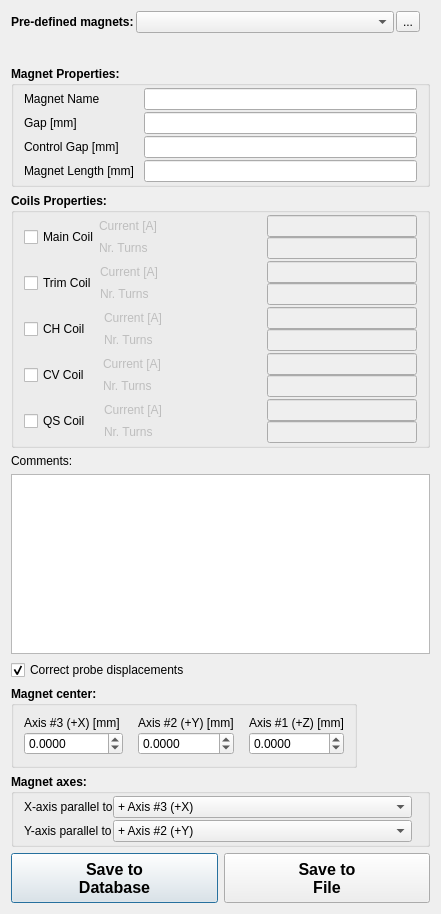
The window that hallbench/gui/ui/fieldmapdialog.ui (lnls-ima/hall-bench-control) describes before a commit, drawn with Qt 5.
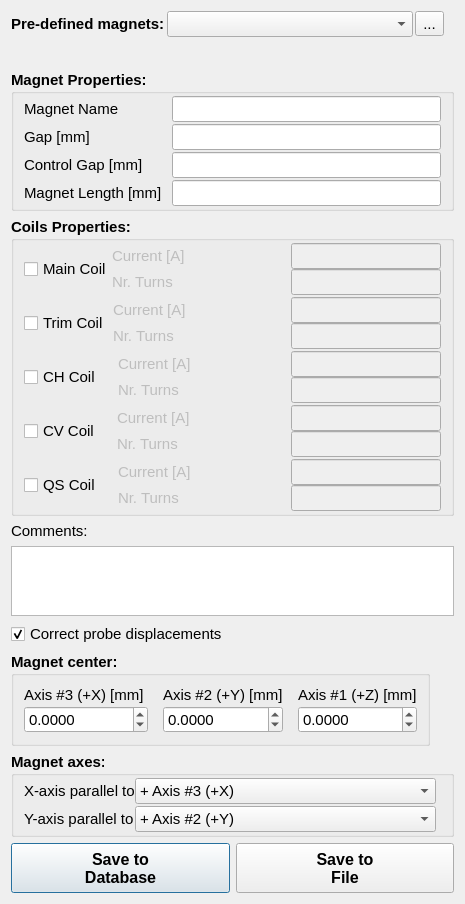
The same window after the commit. Icons and pictures are not drawn.

What changed in the file:
```diff
--- a/hallbench/gui/ui/fieldmapdialog.ui
+++ b/hallbench/gui/ui/fieldmapdialog.ui
@@ -6,8 +6,8 @@
    <rect>
     <x>0</x>
     <y>0</y>
-    <width>441</width>
-    <height>914</height>
+    <width>465</width>
+    <height>864</height>
    </rect>
   </property>
   <property name="sizePolicy">
@@ -16,6 +16,11 @@
     <verstretch>0</verstretch>
    </sizepolicy>
   </property>
+  <property name="font">
+   <font>
+    <pointsize>11</pointsize>
+   </font>
+  </property>
   <property name="windowTitle">
    <string>Fieldmap</string>
   </property>
```
